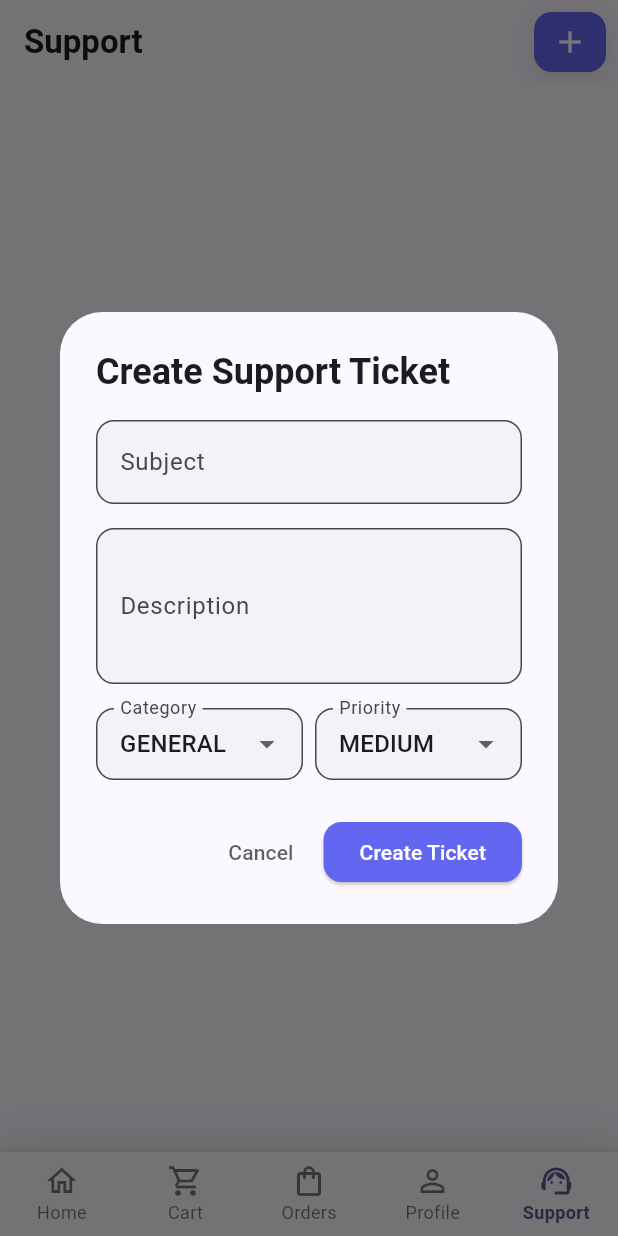
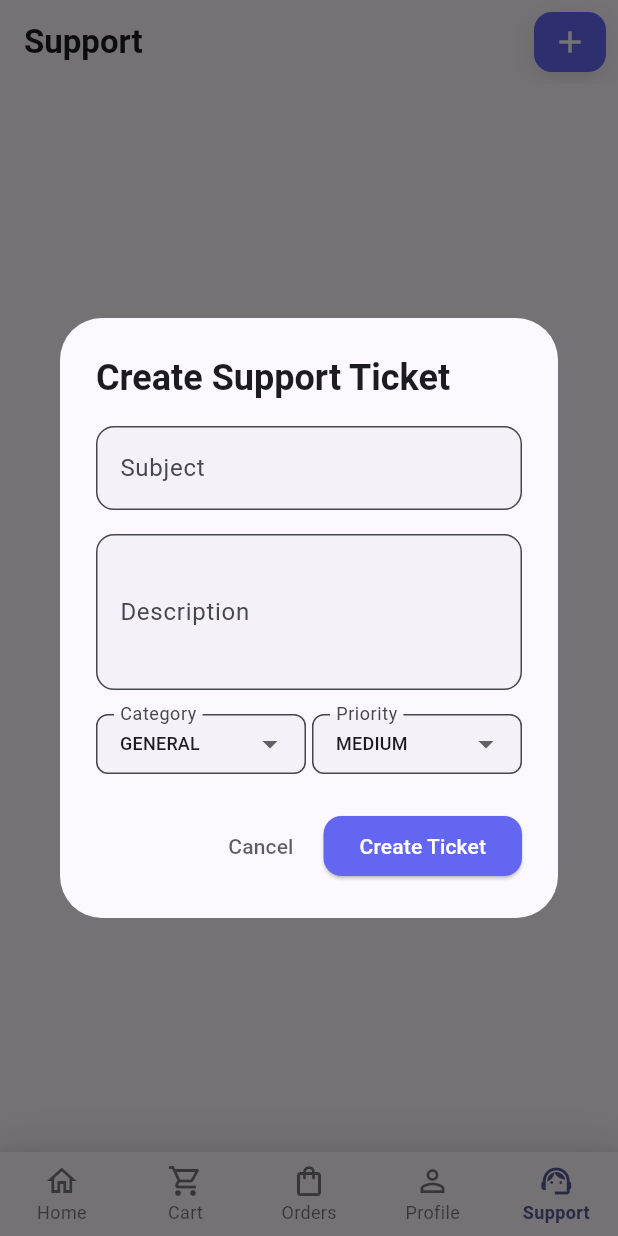
Before and after one commit to Jawad-ali0/Baby_Shop_Hub, a Flutter app: the screen it shows after launch, item 5 of the bottom bar chosen, after a tap on "Create Ticket", on a phone screen of 412 x 824 dp. Run offline on Flutter 3.47's test engine with Material 3 defaults, Android fonts, the phone set to English and light mode, and no system bars; our stand-ins replace cached_network_image, connectivity_plus, firebase_auth, firebase_core, firebase_database, firebase_storage and 2 more; accounts and stored records are empty; key blocks and very long unbroken strings in the code were emptied for the run.

Commit message:
Fix remaining 15px overflow in support screen dropdowns
- Replace Flexible with Expanded widgets with flex: 1 for equal distribution
- Reduce SizedBox width from 8 to 4 pixels for more space
- Add custom contentPadding to reduce internal spacing
- Reduce border radius from 12 to 8 for more compact appearance
- Add fontSize: 12 to dropdown items for smaller text
- Optimize layout for better space utilization

```diff
--- a/lib/screens/support/support_screen.dart
+++ b/lib/screens/support/support_screen.dart
@@ -299,15 +299,20 @@ class _SupportScreenState extends State<SupportScreen> {
                   const SizedBox(height: 16),
                   Row(
                     children: [
-                      Flexible(
+                      Expanded(
+                        flex: 1,
                         child: DropdownButtonFormField<String>(
                           initialValue: selectedCategory,
                           decoration: InputDecoration(
                             labelText: 'Category',
                             isDense: true,
+                            contentPadding: const EdgeInsets.symmetric(
+                              horizontal: 12,
+                              vertical: 8,
+                            ),
                             border: OutlineInputBorder(
                               borderRadius: BorderRadius.all(
-                                Radius.circular(12),
+                                Radius.circular(8),
                               ),
                             ),
                             filled: true,
@@ -323,6 +328,7 @@ class _SupportScreenState extends State<SupportScreen> {
                                   child: Text(
                                     category.toUpperCase(),
                                     overflow: TextOverflow.ellipsis,
+                                    style: const TextStyle(fontSize: 12),
                                   ),
                                 ),
                               )
@@ -330,16 +336,21 @@ class _SupportScreenState extends State<SupportScreen> {
                           onChanged: (value) => selectedCategory = value!,
                         ),
                       ),
-                      const SizedBox(width: 8),
-                      Flexible(
+                      const SizedBox(width: 4),
+                      Expanded(
+                        flex: 1,
                         child: DropdownButtonFormField<String>(
                           initialValue: selectedPriority,
                           decoration: InputDecoration(
                             labelText: 'Priority',
                             isDense: true,
+                            contentPadding: const EdgeInsets.symmetric(
+                              horizontal: 12,
+                              vertical: 8,
+                            ),
                             border: OutlineInputBorder(
                               borderRadius: BorderRadius.all(
-                                Radius.circular(12),
+                                Radius.circular(8),
                               ),
                             ),
                             filled: true,
@@ -355,6 +366,7 @@ class _SupportScreenState extends State<SupportScreen> {
                                   child: Text(
                                     priority.toUpperCase(),
                                     overflow: TextOverflow.ellipsis,
+                                    style: const TextStyle(fontSize: 12),
                                   ),
                                 ),
                               )
```
